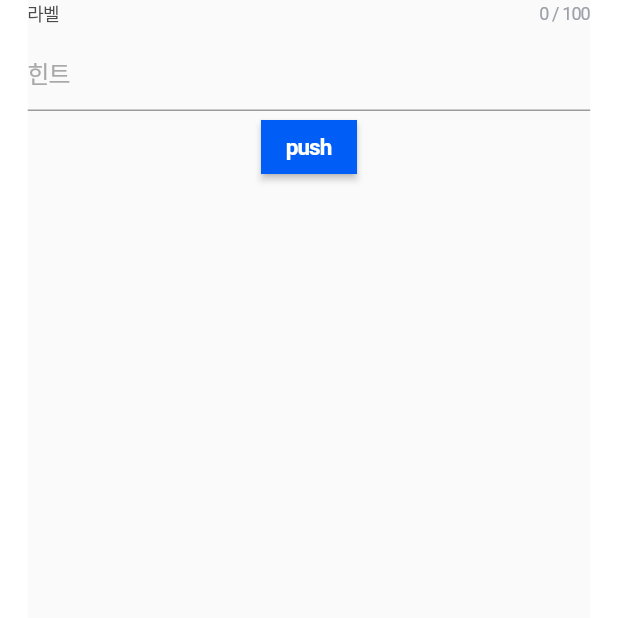
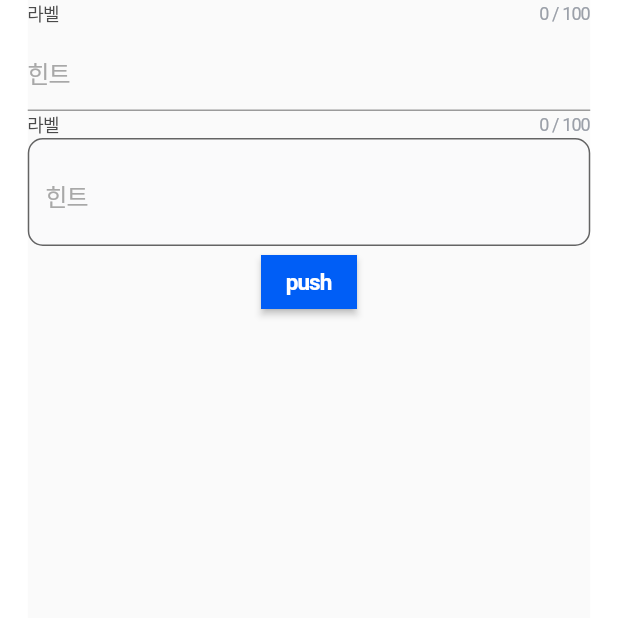
Before and after one commit to CURi22/Flutter, a Flutter app: the screen it shows after launch, on a phone screen of 412 x 824 dp, the top half of it. Run offline on Flutter 3.47's test engine with Material 2 defaults, Android fonts, the phone set to English and light mode, and no system bars; Roboto replaces fonts that are missing (SpoqaHanSansNeo).

Commit message:
텍스트 에어리아 중간 저장

```diff
--- a/lib/screen/home/home.dart
+++ b/lib/screen/home/home.dart
@@ -9,6 +9,7 @@ class Home extends StatelessWidget {
 
   final GlobalKey<FormState> globalKey = GlobalKey<FormState>();
   final TextEditingController controller = TextEditingController();
+  final TextEditingController controller2 = TextEditingController();
 
   void onPressHandler() {
     if (globalKey.currentState!.validate()) {
@@ -43,6 +44,15 @@ class Home extends StatelessWidget {
                   onSaved: onSaveHandler,
                   isPw: true,
                 ),
+                TextAreaSH(
+                  controller: controller2,
+                  hint: '힌트',
+                  label: '라벨',
+                  maxLength: 100,
+                  validator: onValidateHandler,
+                  onSaved: onSaveHandler,
+                  // isPw: true,
+                ),
                 ElevatedButton(
                   style: ElevatedButton.styleFrom(
                     shape: const RoundedRectangleBorder(
@@ -51,7 +61,7 @@ class Home extends StatelessWidget {
                   ).merge(
                     ButtonStyle(
                       backgroundColor: ButtonDesign.primeFillColor,
-                      foregroundColor: ButtonDesign.primeFillText,
+                      foregroundColor: ButtonDesign.primeFillTextColor,
                     ),
                   ),
                   onPressed: onPressHandler,
--- a/lib/style/design/component.dart
+++ b/lib/style/design/component.dart
@@ -107,15 +107,15 @@ class ButtonDesign {
   );
 
   // 모양
-  static const BorderRadius squareShape = BorderRadius.zero;
+  static final BorderRadius circleShape =
+      BorderRadius.circular(double.infinity);
 
   static final BorderRadius roundShape = BorderRadius.circular(10);
 
-  static final BorderRadius circleShape =
-      BorderRadius.circular(double.infinity);
+  static const BorderRadius squareShape = BorderRadius.zero;
 
   // 텍스트 색
-  static final MaterialStateProperty<Color> primeFillText =
+  static final MaterialStateProperty<Color> primeFillTextColor =
       MaterialStateProperty.resolveWith<Color>(
     (Set<MaterialState> states) {
       if (states.contains(MaterialState.disabled)) {
@@ -128,7 +128,7 @@ class ButtonDesign {
     },
   );
 
-  static final MaterialStateProperty<Color> primeLineText =
+  static final MaterialStateProperty<Color> primeLineTextColor =
       MaterialStateProperty.resolveWith<Color>(
     (Set<MaterialState> states) {
       if (states.contains(MaterialState.disabled)) {
@@ -141,7 +141,7 @@ class ButtonDesign {
     },
   );
 
-  static final MaterialStateProperty<Color> prime2FillText =
+  static final MaterialStateProperty<Color> prime2FillTextColor =
       MaterialStateProperty.resolveWith<Color>(
     (Set<MaterialState> states) {
       if (states.contains(MaterialState.disabled)) {
@@ -154,7 +154,7 @@ class ButtonDesign {
     },
   );
 
-  static final MaterialStateProperty<Color> secondFillText =
+  static final MaterialStateProperty<Color> secondFillTextColor =
       MaterialStateProperty.resolveWith<Color>(
     (Set<MaterialState> states) {
       if (states.contains(MaterialState.disabled)) {
@@ -167,7 +167,7 @@ class ButtonDesign {
     },
   );
 
-  static final MaterialStateProperty<Color> secondLineText =
+  static final MaterialStateProperty<Color> secondLineTextColor =
       MaterialStateProperty.resolveWith<Color>(
     (Set<MaterialState> states) {
       if (states.contains(MaterialState.disabled)) {
@@ -203,12 +203,6 @@ class TextFieldDesign {
     ),
   );
 
-  static const UnderlineInputBorder enabled2Border = UnderlineInputBorder(
-    borderSide: BorderSide(
-      color: ColorScale.gray03,
-    ),
-  );
-
   static const UnderlineInputBorder focusedBorder = UnderlineInputBorder(
     borderSide: BorderSide(
       color: ColorScale.green01,
@@ -241,4 +235,54 @@ class TextFieldDesign {
 
 class TextAreaDesign {
   const TextAreaDesign();
+
+  // 외곽선
+  static final OutlineInputBorder disabledLineBorder = OutlineInputBorder(
+    borderSide: const BorderSide(
+      color: ColorGuide.ui02,
+    ),
+    borderRadius: BorderRadius.circular(10),
+    gapPadding: 11,
+  );
+
+  static final OutlineInputBorder enabledLineBorder = OutlineInputBorder(
+    borderSide: const BorderSide(
+      color: ColorGuide.ui02,
+    ),
+    borderRadius: BorderRadius.circular(10),
+    gapPadding: 11,
+  );
+
+  static final OutlineInputBorder errorLineBorder = OutlineInputBorder(
+    borderSide: const BorderSide(
+      color: ColorGuide.inverseSupport01,
+    ),
+    borderRadius: BorderRadius.circular(10),
+    gapPadding: 11,
+  );
+
+  static final OutlineInputBorder focusedLineBorder = OutlineInputBorder(
+    borderSide: const BorderSide(
+      color: ColorGuide.interactive04,
+    ),
+    borderRadius: BorderRadius.circular(10),
+    gapPadding: 11,
+  );
+
+  static final OutlineInputBorder fillBorder = OutlineInputBorder(
+    borderSide: const BorderSide(
+      color: ColorGuide.ui02,
+    ),
+    borderRadius: BorderRadius.circular(10),
+    gapPadding: 11,
+  );
+
+  // 배경색
+  static const Color lineColor = ColorGuide.field02;
+  static const Color disabledFillColor = ColorGuide.field02;
+  static const Color enabledFillColor = ColorGuide.field02;
+  static const Color errorFillColor = Color(0xffF5EEF0);
+  static const Color focusedFillColor = Color(0xffEDF1F5);
+
+// 텍스트
 }
--- a/lib/widget/design_widget.dart
+++ b/lib/widget/design_widget.dart
@@ -4,6 +4,7 @@ import 'package:untitled/style/design/component.dart';
 
 class TextFieldSH extends StatefulWidget {
   final TextEditingController controller;
+  final bool? enabled;
   final String? error;
   final String? hint;
   final bool isPw;
@@ -14,6 +15,7 @@ class TextFieldSH extends StatefulWidget {
 
   const TextFieldSH({
     required this.controller,
+    this.enabled,
     this.error,
     this.hint,
     this.isPw = false,
@@ -123,6 +125,102 @@ class _TextFieldSH extends State<TextFieldSH> {
                   )
                 : null,
           ),
+          enabled: widget.enabled,
+          maxLength: widget.maxLength,
+          obscureText: isObscureText,
+          style: TextFieldDesign.inputText,
+          onChanged: onChangeHandler,
+          onSaved: widget.onSaved,
+          validator: widget.validator,
+        ),
+      ],
+    );
+  }
+}
+
+class TextAreaSH extends StatefulWidget {
+  final TextEditingController controller;
+  final String? error;
+  final String? hint;
+  final bool isPw;
+  final String? label;
+  final int? maxLength;
+  final void Function(String? val)? onSaved;
+  final String? Function(String? val)? validator;
+
+  const TextAreaSH({
+    required this.controller,
+    this.error,
+    this.hint,
+    this.isPw = false,
+    this.label,
+    this.maxLength,
+    this.onSaved,
+    this.validator,
+    super.key,
+  });
+
+  void onPressXHandler() {
+    controller.clear();
+  }
+
+  @override
+  State<StatefulWidget> createState() => _TextAreaSH();
+}
+
+class _TextAreaSH extends State<TextAreaSH> {
+  static bool isFieldNotEmpty = false;
+  static late bool isObscureText;
+
+  void onChangeHandler(String val) {
+    setState(() {
+      isFieldNotEmpty = val.isNotEmpty;
+    });
+  }
+
+  @override
+  void initState() {
+    super.initState();
+
+    isObscureText = widget.isPw;
+  }
+
+  @override
+  Widget build(BuildContext context) {
+    return Column(
+      children: <Widget>[
+        Row(
+          mainAxisAlignment: MainAxisAlignment.spaceBetween,
+          children: <Widget>[
+            widget.label != null
+                ? Text(
+                    widget.label!,
+                    style: TextFieldDesign.labelText,
+                  )
+                : const SizedBox.shrink(),
+            widget.maxLength != null
+                ? Text(
+                    '${widget.controller.text.length} / ${widget.maxLength}',
+                    style: TextFieldDesign.counterText,
+                  )
+                : const SizedBox.shrink(),
+          ],
+        ),
+        TextFormField(
+          controller: widget.controller,
+          decoration: InputDecoration(
+            border: TextAreaDesign.enabledLineBorder,
+            counter: const SizedBox.shrink(),
+            disabledBorder: TextAreaDesign.disabledLineBorder,
+            errorBorder: TextAreaDesign.errorLineBorder,
+            errorStyle: TextFieldDesign.errorText,
+            errorText: widget.error,
+            filled: true,
+            fillColor: TextAreaDesign.lineColor,
+            focusedBorder: TextAreaDesign.focusedLineBorder,
+            hintText: widget.hint,
+            hintStyle: TextFieldDesign.hintText,
+          ),
           enabled: true,
           maxLength: widget.maxLength,
           obscureText: isObscureText,
@@ -135,5 +233,3 @@ class _TextFieldSH extends State<TextFieldSH> {
     );
   }
 }
-
-// TextAreaSH
```
